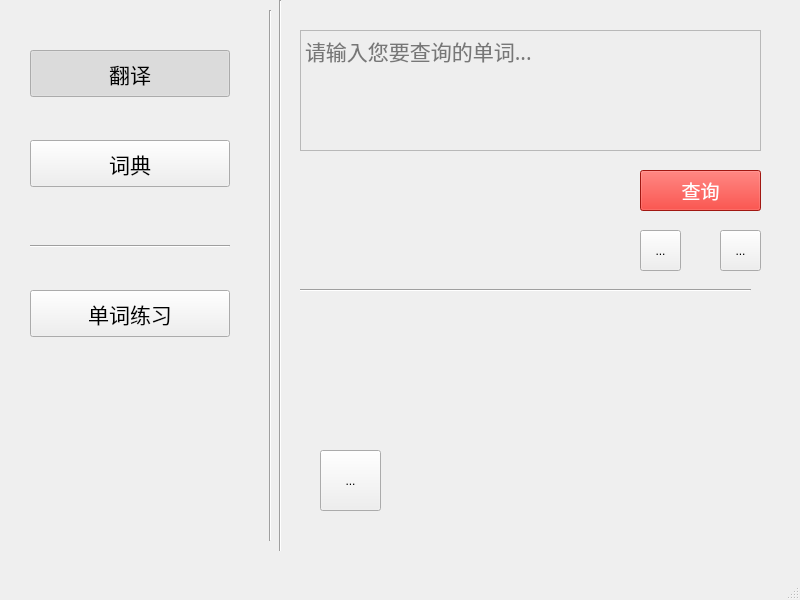
Before: the Qt Designer form mainwindow.ui in english-memory-word/demo-english-memory-word, drawn with Qt 5.
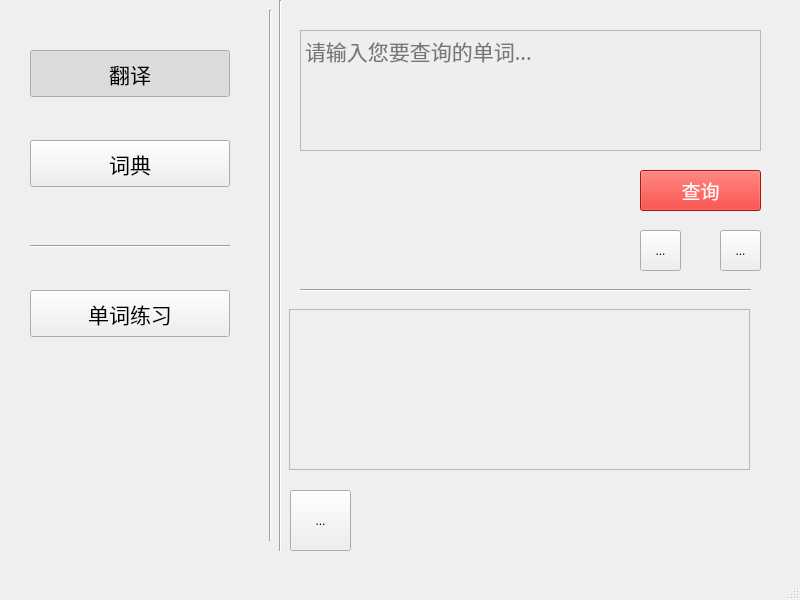
After: the same form once the commit is applied. The open tabs and pages were chosen to show the change. Icons and pictures are not drawn.

Patch:
```diff
--- a/mainwindow.ui
+++ b/mainwindow.ui
@@ -280,25 +280,6 @@
        <string>查询</string>
       </property>
      </widget>
-     <widget class="QLabel" name="transResult">
-      <property name="geometry">
-       <rect>
-        <x>20</x>
-        <y>330</y>
-        <width>471</width>
-        <height>91</height>
-       </rect>
-      </property>
-      <property name="font">
-       <font>
-        <family>黑体</family>
-        <pointsize>24</pointsize>
-       </font>
-      </property>
-      <property name="text">
-       <string/>
-      </property>
-     </widget>
      <widget class="QLabel" name="transSymbol">
       <property name="geometry">
        <rect>
@@ -321,8 +302,8 @@
      <widget class="QToolButton" name="transReadingBtn">
       <property name="geometry">
        <rect>
-        <x>50</x>
-        <y>450</y>
+        <x>20</x>
+        <y>490</y>
         <width>61</width>
         <height>61</height>
        </rect>
@@ -409,6 +390,47 @@
        </size>
       </property>
      </widget>
+     <widget class="QScrollArea" name="transResultScroll">
+      <property name="geometry">
+       <rect>
+        <x>19</x>
+        <y>309</y>
+        <width>461</width>
+        <height>161</height>
+       </rect>
+      </property>
+      <property name="widgetResizable">
+       <bool>true</bool>
+      </property>
+      <widget class="QWidget" name="scrollAreaWidgetContents">
+       <property name="geometry">
+        <rect>
+         <x>0</x>
+         <y>0</y>
+         <width>459</width>
+         <height>159</height>
+        </rect>
+       </property>
+       <layout class="QVBoxLayout" name="verticalLayout_3">
+        <item>
+         <widget class="QLabel" name="transResult">
+          <property name="font">
+           <font>
+            <family>黑体</family>
+            <pointsize>16</pointsize>
+           </font>
+          </property>
+          <property name="text">
+           <string/>
+          </property>
+          <property name="wordWrap">
+           <bool>true</bool>
+          </property>
+         </widget>
+        </item>
+       </layout>
+      </widget>
+     </widget>
     </widget>
     <widget class="QWidget" name="dictPage">
      <widget class="QListWidget" name="wordList">
```
Left out of the diff: 2 changed lines with no effect on the pictures.
